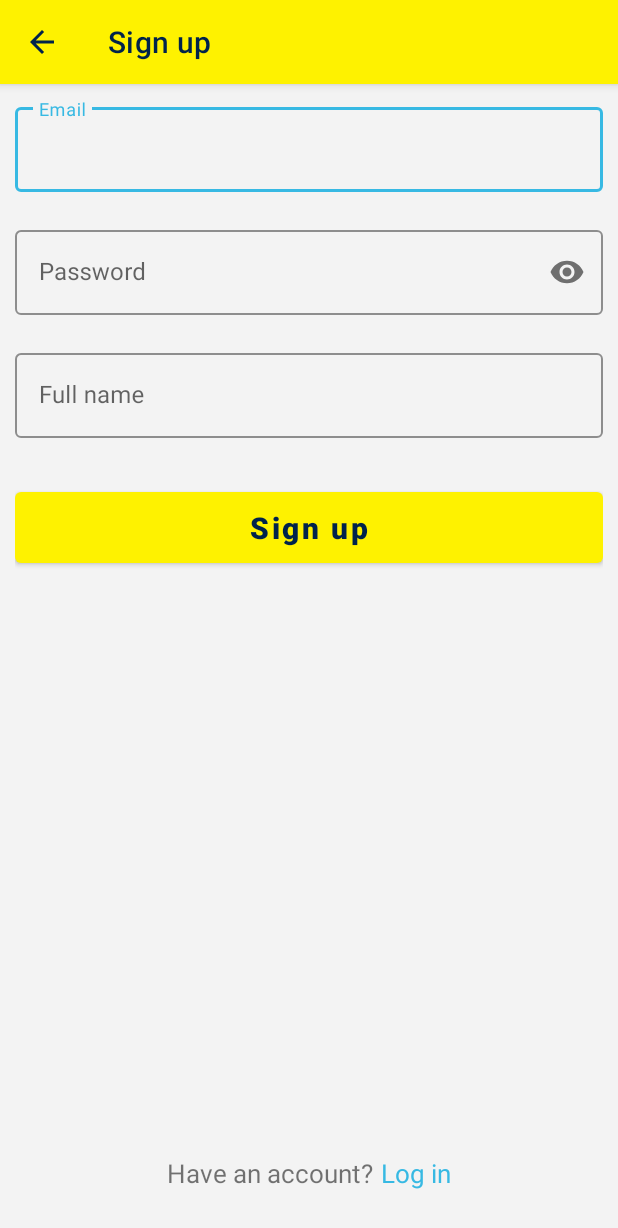
After one commit to wajahatkarim3/ZocDoc-Clone, an Android app: the SignupActivity screen opened directly, with no data from a screen before it, on a phone screen of 412 x 824 dp. The commit adds this screen. Shown: the top 1228 px of the screen. Run offline under Robolectric (Android 15) with nearby library versions, the phone set to English and light mode, and no system bars.

Commit message:
Login and signup screen done

```diff
--- a/app/src/main/AndroidManifest.xml
+++ b/app/src/main/AndroidManifest.xml
@@ -11,7 +11,9 @@
         android:roundIcon="@mipmap/ic_launcher_round"
         android:supportsRtl="true"
         android:theme="@style/Theme.ZocDoc">
-        <activity android:name=".screens.DoctorDetailsActivity"></activity>
+        <activity android:name=".screens.SignupActivity" android:launchMode="singleTop"></activity>
+        <activity android:name=".screens.LoginActivity" android:launchMode="singleTop"/>
+        <activity android:name=".screens.DoctorDetailsActivity" />
         <activity android:name=".screens.DoctorsSearchActivity" />
         <activity
             android:name=".screens.SplashActivity"
--- /dev/null
+++ b/app/src/main/java/com/wajahatkarim3/zocdoc/screens/SignupActivity.kt
@@ -0,0 +1,40 @@
+package com.wajahatkarim3.zocdoc.screens
+
+import android.content.Intent
+import androidx.appcompat.app.AppCompatActivity
+import android.os.Bundle
+import android.view.MenuItem
+import com.wajahatkarim3.zocdoc.R
+import com.wajahatkarim3.zocdoc.databinding.ActivitySignupBinding
+
+class SignupActivity : AppCompatActivity() {
+
+    lateinit var bi: ActivitySignupBinding
+
+    override fun onCreate(savedInstanceState: Bundle?) {
+        super.onCreate(savedInstanceState)
+        bi = ActivitySignupBinding.inflate(layoutInflater)
+        setContentView(bi.root)
+
+        setupViews()
+    }
+
+    fun setupViews() {
+        // Toolbar
+        supportActionBar?.setDisplayShowHomeEnabled(true)
+        supportActionBar?.setDisplayHomeAsUpEnabled(true)
+        supportActionBar?.title = "Sign up"
+
+        // Login
+        bi.btnLogin.setOnClickListener {
+            var intent = Intent(this, LoginActivity::class.java)
+            startActivity(intent)
+        }
+    }
+
+    override fun onOptionsItemSelected(item: MenuItem): Boolean {
+        if (item.itemId == android.R.id.home)
+            finish()
+        return super.onOptionsItemSelected(item)
+    }
+}
--- /dev/null
+++ b/app/src/main/res/layout/activity_signup.xml
@@ -0,0 +1,104 @@
+<?xml version="1.0" encoding="utf-8"?>
+<androidx.constraintlayout.widget.ConstraintLayout
+    xmlns:android="http://schemas.android.com/apk/res/android"
+    xmlns:app="http://schemas.android.com/apk/res-auto"
+    xmlns:tools="http://schemas.android.com/tools"
+    android:layout_width="match_parent"
+    android:layout_height="match_parent"
+    android:background="@color/backgroundColor"
+    android:padding="10dp"
+    tools:context=".screens.SignupActivity">
+
+    <com.google.android.material.textfield.TextInputLayout
+        android:id="@+id/inputEmail"
+        android:layout_width="match_parent"
+        android:layout_height="wrap_content"
+        app:layout_constraintTop_toTopOf="parent"
+        android:hint="Email"
+        app:boxStrokeColor="@color/colorSecondary"
+        style="@style/Widget.App.TextInputLayout">
+
+        <com.google.android.material.textfield.TextInputEditText
+            android:id="@+id/txtEmail"
+            android:layout_width="match_parent"
+            android:layout_height="wrap_content"
+            android:inputType="textEmailAddress"/>
+
+    </com.google.android.material.textfield.TextInputLayout>
+
+    <com.google.android.material.textfield.TextInputLayout
+        android:id="@+id/inputPassword"
+        android:layout_width="match_parent"
+        android:layout_height="wrap_content"
+        android:layout_marginTop="20dp"
+        app:layout_constraintTop_toBottomOf="@+id/inputEmail"
+        android:hint="Password"
+        app:passwordToggleEnabled="true"
+        app:boxStrokeColor="@color/colorSecondary"
+        style="@style/Widget.App.TextInputLayout">
+
+        <com.google.android.material.textfield.TextInputEditText
+            android:id="@+id/txtPassword"
+            android:layout_width="match_parent"
+            android:layout_height="wrap_content"
+            android:inputType="textPassword"/>
+
+    </com.google.android.material.textfield.TextInputLayout>
+
+    <com.google.android.material.textfield.TextInputLayout
+        android:id="@+id/inputName"
+        android:layout_width="match_parent"
+        android:layout_height="wrap_content"
+        app:layout_constraintTop_toBottomOf="@+id/inputPassword"
+        android:layout_marginTop="20dp"
+        android:hint="Full name"
+        app:boxStrokeColor="@color/colorSecondary"
+        style="@style/Widget.App.TextInputLayout">
+
+        <com.google.android.material.textfield.TextInputEditText
+            android:id="@+id/txtName"
+            android:layout_width="match_parent"
+            android:layout_height="wrap_content"
+            android:inputType="textPersonName"/>
+
+    </com.google.android.material.textfield.TextInputLayout>
+
+    <com.google.android.material.button.MaterialButton
+        android:id="@+id/btnSignup"
+        android:layout_width="match_parent"
+        android:layout_height="wrap_content"
+        android:layout_marginTop="30dp"
+        app:layout_constraintTop_toBottomOf="@+id/inputName"
+        android:text="Sign up"
+        android:textAllCaps="false"
+        android:textStyle="bold"
+        android:padding="10dp"
+        android:textSize="20sp"/>
+
+    <TextView android:id="@+id/lblHaveAccount"
+        android:layout_width="wrap_content"
+        android:layout_height="wrap_content"
+        android:layout_marginBottom="20dp"
+        app:layout_constraintHorizontal_chainStyle="packed"
+        app:layout_constraintStart_toStartOf="parent"
+        app:layout_constraintEnd_toStartOf="@+id/btnLogin"
+        app:layout_constraintBottom_toBottomOf="parent"
+        android:textSize="17sp"
+        android:text="Have an account?"/>
+
+    <TextView
+        android:id="@+id/btnLogin"
+        android:layout_width="wrap_content"
+        android:layout_height="wrap_content"
+        android:layout_marginBottom="20dp"
+        app:layout_constraintBaseline_toBaselineOf="@+id/lblHaveAccount"
+        app:layout_constraintStart_toEndOf="@+id/lblHaveAccount"
+        app:layout_constraintEnd_toEndOf="parent"
+        android:paddingStart="5dp"
+        android:text="Log in"
+        android:textSize="17sp"
+        android:clickable="true"
+        android:textAllCaps="false"
+        android:textColor="@color/colorSecondary" />
+
+</androidx.constraintlayout.widget.ConstraintLayout>
--- a/app/src/main/res/values/themes.xml
+++ b/app/src/main/res/values/themes.xml
@@ -20,6 +20,9 @@
         <item name="android:statusBarColor" tools:targetApi="l">?attr/colorPrimaryVariant</item>
         <item name="toolbarStyle">@style/Theme.ZocDoc.Toolbar</item>
         <!-- Customize your theme here. -->
+        <item name="textAppearanceCaption">@style/TextAppearance.App.Caption</item>
+        <item name="textAppearanceSubtitle1">@style/TextAppearance.App.Subtitle1</item>
+
     </style>
 
     <style name="Theme.ZocDoc.Toolbar" parent="Widget.MaterialComponents.Toolbar.Primary">
@@ -44,4 +47,16 @@
         <item name="maxHeight">10dp</item>
     </style>
 
+    <style name="TextAppearance.App.Caption" parent="TextAppearance.MaterialComponents.Caption">
+        <item name="android:textColor">@color/colorSecondary</item>
+    </style>
+
+    <style name="TextAppearance.App.Subtitle1" parent="TextAppearance.MaterialComponents.Subtitle1">
+        <item name="android:textColor">@color/colorSecondary</item>
+    </style>
+
+    <style name="Widget.App.TextInputLayout" parent="Widget.MaterialComponents.TextInputLayout.OutlinedBox">
+        <item name="hintTextColor">@color/colorSecondary</item>
+    </style>
+
 </resources>
```
Also changed, not shown: app/src/main/java/com/wajahatkarim3/zocdoc/screens/DoctorDetailsActivity.kt (+7 -0 lines), app/src/main/java/com/wajahatkarim3/zocdoc/screens/LoginActivity.kt (added, +41 -0 lines), app/src/main/java/com/wajahatkarim3/zocdoc/screens/ProfileFragment.kt (+10 -1 lines), app/src/main/res/layout/activity_login.xml (added, +97 -0 lines).
